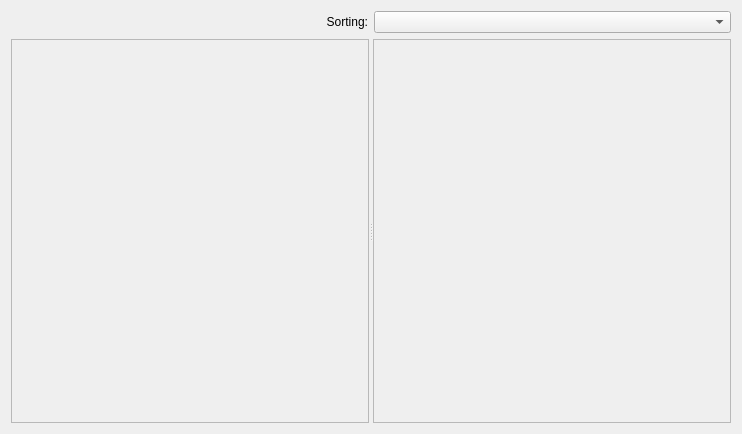
Old version of the form UI/qt_ui/catalog_frame.ui in the repository arnaudframmery/catalog.
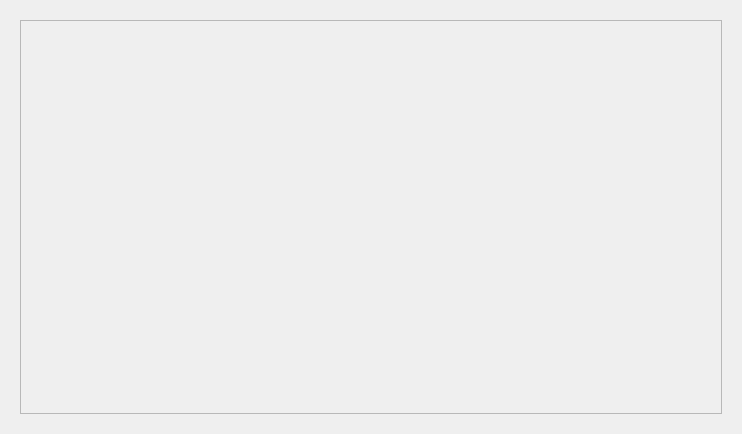
New version of the form.

Commit message: move article and filter logic in CatalogFrameWidget (better design)

```diff
--- a/UI/qt_ui/catalog_frame.ui
+++ b/UI/qt_ui/catalog_frame.ui
@@ -15,6 +15,13 @@
   </property>
   <layout class="QVBoxLayout" name="verticalLayout">
    <item>
+    <widget class="QStackedWidget" name="stack_widget">
+     <property name="currentIndex">
+      <number>1</number>
+     </property>
+     <widget class="QWidget" name="explore_stack">
+      <layout class="QVBoxLayout" name="verticalLayout_2">
+       <item>
     <layout class="QHBoxLayout" name="horizontalLayout">
      <property name="sizeConstraint">
       <enum>QLayout::SetDefaultConstraint</enum>
@@ -51,8 +58,8 @@
         <rect>
          <x>0</x>
          <y>0</y>
-         <width>358</width>
-         <height>203</height>
+             <width>349</width>
+             <height>194</height>
         </rect>
        </property>
       </widget>
@@ -66,11 +73,36 @@
         <rect>
          <x>0</x>
          <y>0</y>
-         <width>357</width>
-         <height>203</height>
+             <width>348</width>
+             <height>194</height>
         </rect>
        </property>
       </widget>
+         </widget>
+        </widget>
+       </item>
+      </layout>
+     </widget>
+     <widget class="QWidget" name="detail_stack">
+      <layout class="QVBoxLayout" name="verticalLayout_3">
+       <item>
+        <widget class="QScrollArea" name="detail_area">
+         <property name="widgetResizable">
+          <bool>true</bool>
+         </property>
+         <widget class="QWidget" name="scrollAreaWidgetContents_3">
+          <property name="geometry">
+           <rect>
+            <x>0</x>
+            <y>0</y>
+            <width>704</width>
+            <height>396</height>
+           </rect>
+          </property>
+         </widget>
+        </widget>
+       </item>
+      </layout>
      </widget>
     </widget>
    </item>
```
Lines whose indentation alone changed are shown as unchanged. The commit also changes 3 other files.
